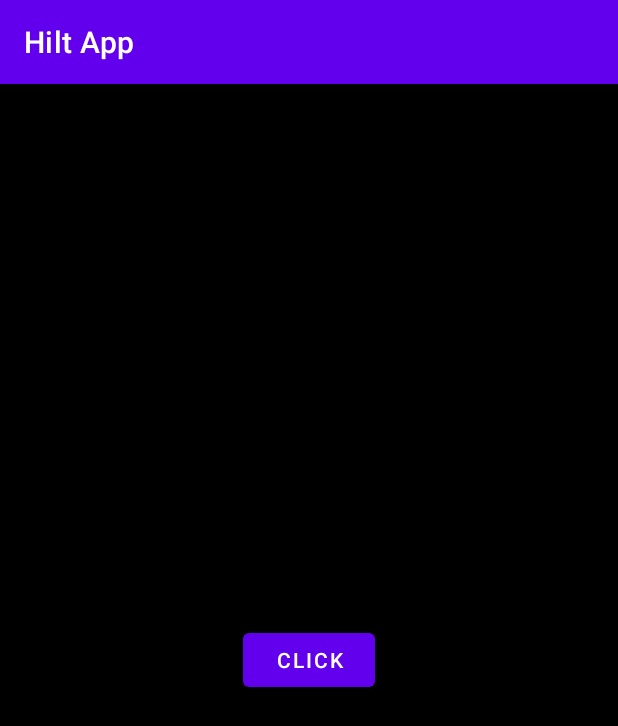
After one commit to subhraji/dragger_hilt_example_app, an Android app: the FullScreenNotifyActivity screen opened directly, with no data from a screen before it, on a phone screen of 412 x 824 dp. The commit adds this screen. Shown: the top 726 px of the screen. Run offline under Robolectric (Android 15) with nearby library versions, the phone set to English and light mode, and no system bars; our stand-ins replace Dagger/Hilt's generated code.

Commit message:
full screen notification

```diff
--- a/app/build.gradle
+++ b/app/build.gradle
@@ -3,6 +3,7 @@ plugins {
     id 'org.jetbrains.kotlin.android'
     id 'kotlin-kapt'
     id 'dagger.hilt.android.plugin'
+    id 'com.google.gms.google-services'
 }
 
 android {
@@ -42,6 +43,7 @@ dependencies {
     implementation 'androidx.appcompat:appcompat:1.4.2'
     implementation 'com.google.android.material:material:1.6.1'
     implementation 'androidx.constraintlayout:constraintlayout:2.1.4'
+    implementation 'com.google.firebase:firebase-messaging-ktx:23.0.3'
     testImplementation 'junit:junit:4.13.2'
     androidTestImplementation 'androidx.test.ext:junit:1.1.3'
     androidTestImplementation 'androidx.test.espresso:espresso-core:3.4.0'
--- /dev/null
+++ b/app/src/main/java/com/example/hiltapp/FullScreenNotifyActivity.kt
@@ -0,0 +1,54 @@
+package com.example.hiltapp
+
+import androidx.appcompat.app.AppCompatActivity
+import android.os.Bundle
+import android.util.Log
+import android.view.WindowManager
+import android.widget.Toast
+import androidx.activity.viewModels
+import androidx.lifecycle.Observer
+import com.example.hiltapp.databinding.ActivityFullScreenNotifyBinding
+import com.example.hiltapp.databinding.ActivityMainBinding
+import com.example.hiltapp.repository.Outcome
+import com.example.hiltapp.viewmodels.NewViewModel
+import dagger.hilt.android.AndroidEntryPoint
+
+@AndroidEntryPoint
+class FullScreenNotifyActivity : AppCompatActivity() {
+    private lateinit var binding: ActivityFullScreenNotifyBinding
+    private val mainViewModel: NewViewModel by viewModels()
+
+    override fun onCreate(savedInstanceState: Bundle?) {
+        super.onCreate(savedInstanceState)
+        val flags: Int = WindowManager.LayoutParams.FLAG_SHOW_WHEN_LOCKED or
+                WindowManager.LayoutParams.FLAG_DISMISS_KEYGUARD or
+                WindowManager.LayoutParams.FLAG_TURN_SCREEN_ON or
+                WindowManager.LayoutParams.FLAG_FULLSCREEN
+        window.addFlags(flags)
+
+        binding= ActivityFullScreenNotifyBinding.inflate(layoutInflater)
+        setContentView(binding.root)
+
+
+        binding.clickBtn.setOnClickListener {
+            mainViewModel.response.observe(this, Observer { outcome ->
+                when(outcome){
+                    is Outcome.Success ->{
+                        if(outcome.data?.size!! > 0){
+                            binding.titleTv.text = outcome.data!![0].title.toString()
+                        }else{
+                            Toast.makeText(this,"size => "+ outcome.data!!.size, Toast.LENGTH_SHORT).show()
+                        }
+                    }
+                    is Outcome.Failure<*> -> {
+                        Toast.makeText(this,outcome.e.message, Toast.LENGTH_SHORT).show()
+
+                        outcome.e.printStackTrace()
+                        Log.i("status",outcome.e.cause.toString())
+                    }
+                }
+            })
+        }
+
+    }
+}
--- a/app/src/main/java/com/example/hiltapp/di/NetworkModule.kt
+++ b/app/src/main/java/com/example/hiltapp/di/NetworkModule.kt
@@ -26,6 +26,7 @@ class NetworkModule {
         if (BuildConfig.DEBUG) {
             mLoggingInterceptor.level = HttpLoggingInterceptor.Level.BODY
         }
+
         return OkHttpClient.Builder()
             .addInterceptor(mLoggingInterceptor)
             .connectTimeout(120, TimeUnit.SECONDS)
--- /dev/null
+++ b/app/src/main/res/drawable/ic_baseline_circle_notifications_24.xml
@@ -0,0 +1,5 @@
+<vector android:height="24dp" android:tint="#000000"
+    android:viewportHeight="24" android:viewportWidth="24"
+    android:width="24dp" xmlns:android="http://schemas.android.com/apk/res/android">
+    <path android:fillColor="@android:color/white" android:pathData="M12,2C6.48,2 2,6.48 2,12s4.48,10 10,10 10,-4.48 10,-10S17.52,2 12,2zM12,18.5c-0.83,0 -1.5,-0.67 -1.5,-1.5h3c0,0.83 -0.67,1.5 -1.5,1.5zM17,16L7,16v-1l1,-1v-2.61C8,9.27 9.03,7.47 11,7v-0.5c0,-0.57 0.43,-1 1,-1s1,0.43 1,1L13,7c1.97,0.47 3,2.28 3,4.39L16,14l1,1v1z"/>
+</vector>
--- /dev/null
+++ b/app/src/main/res/drawable/ic_baseline_clear_24.xml
@@ -0,0 +1,5 @@
+<vector android:height="24dp" android:tint="#000000"
+    android:viewportHeight="24" android:viewportWidth="24"
+    android:width="24dp" xmlns:android="http://schemas.android.com/apk/res/android">
+    <path android:fillColor="@android:color/white" android:pathData="M19,6.41L17.59,5 12,10.59 6.41,5 5,6.41 10.59,12 5,17.59 6.41,19 12,13.41 17.59,19 19,17.59 13.41,12z"/>
+</vector>
--- /dev/null
+++ b/app/src/main/res/drawable/ic_baseline_done_outline_24.xml
@@ -0,0 +1,5 @@
+<vector android:height="24dp" android:tint="#000000"
+    android:viewportHeight="24" android:viewportWidth="24"
+    android:width="24dp" xmlns:android="http://schemas.android.com/apk/res/android">
+    <path android:fillColor="@android:color/white" android:pathData="M19.77,5.03l1.4,1.4L8.43,19.17l-5.6,-5.6 1.4,-1.4 4.2,4.2L19.77,5.03m0,-2.83L8.43,13.54l-4.2,-4.2L0,13.57 8.43,22 24,6.43 19.77,2.2z"/>
+</vector>
--- /dev/null
+++ b/app/src/main/res/layout/activity_full_screen_notify.xml
@@ -0,0 +1,29 @@
+<?xml version="1.0" encoding="utf-8"?>
+<androidx.constraintlayout.widget.ConstraintLayout xmlns:android="http://schemas.android.com/apk/res/android"
+    xmlns:app="http://schemas.android.com/apk/res-auto"
+    xmlns:tools="http://schemas.android.com/tools"
+    android:layout_width="match_parent"
+    android:layout_height="match_parent"
+    android:background="#000000"
+    tools:context=".FullScreenNotifyActivity">
+
+    <TextView
+        android:id="@+id/title_tv"
+        android:layout_width="wrap_content"
+        android:layout_height="wrap_content"
+        android:textColor="@color/white"
+        app:layout_constraintTop_toTopOf="parent"
+        app:layout_constraintStart_toStartOf="parent"
+        android:layout_margin="30dp"
+        android:textSize="18sp"/>
+    <Button
+        android:id="@+id/click_btn"
+        android:layout_width="wrap_content"
+        android:layout_height="wrap_content"
+        android:text="click"
+        app:layout_constraintTop_toTopOf="parent"
+        app:layout_constraintBottom_toBottomOf="parent"
+        app:layout_constraintStart_toStartOf="parent"
+        app:layout_constraintEnd_toEndOf="parent"/>
+
+</androidx.constraintlayout.widget.ConstraintLayout>
```
Also changed, not shown: app/src/main/AndroidManifest.xml (+12 -1 lines), app/src/main/java/com/example/hiltapp/MainActivity.kt (+69 -0 lines), app/src/main/java/com/example/hiltapp/utils/MyFirebaseMessagingService.kt (added, +86 -0 lines), app/src/main/res/layout/notification.xml (added, +32 -0 lines), build.gradle (+6 -2 lines), 1 other file.
